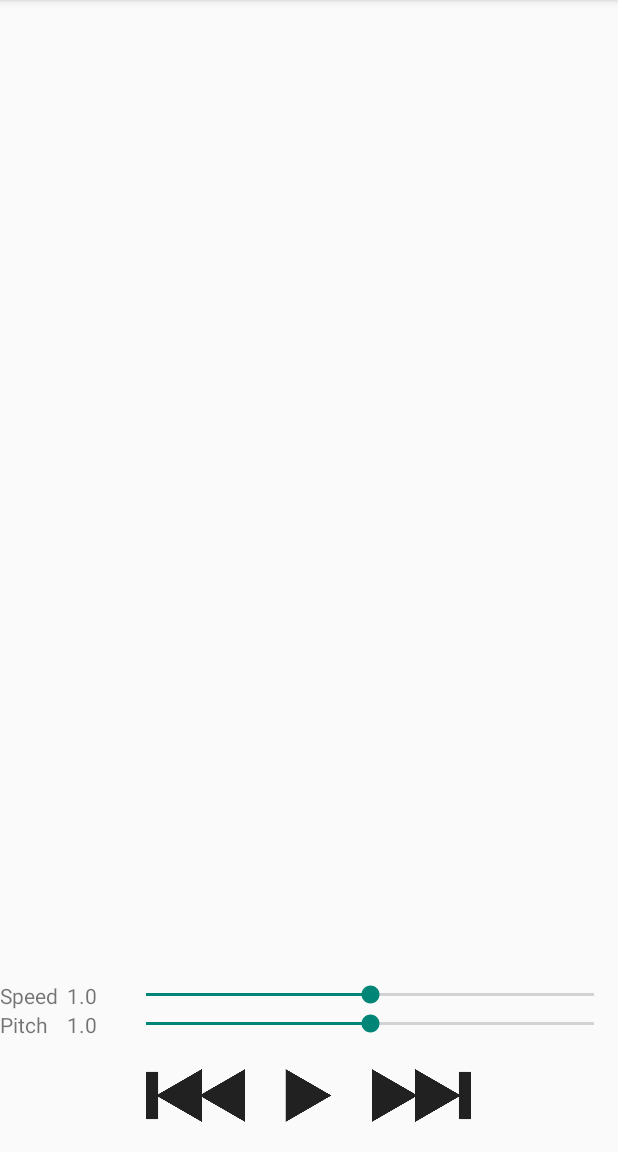
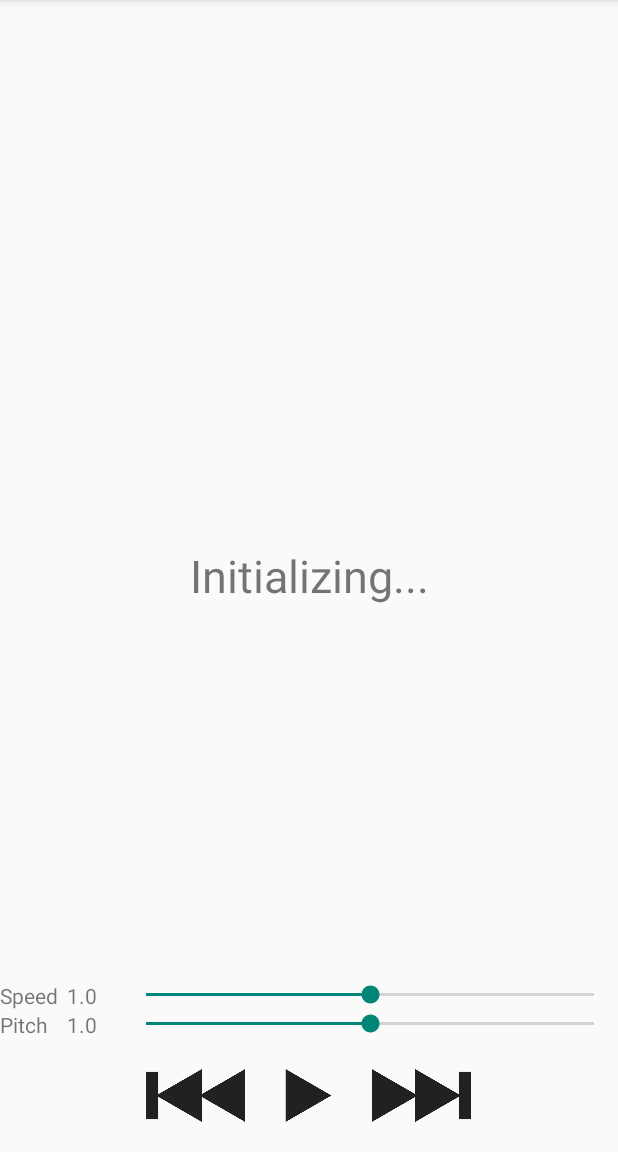
Before and after one commit to 5730289021-NN/AEC-Robot, an Android app: the layout activity_player.xml on its own in the app's theme, with its tools: preview values and no code run, on a phone screen of 412 x 824 dp, the part 84-1236 px from its top. Run offline under Robolectric (Android 15) with nearby library versions, the phone set to English and light mode, and no system bars; network calls fail.

Commit message:
Fix Minor Bugs

```diff
--- a/app/src/main/java/com/oaksmuth/pittayaaec/activities/Splash.java
+++ b/app/src/main/java/com/oaksmuth/pittayaaec/activities/Splash.java
@@ -19,9 +19,10 @@ import java.util.Locale;
  * 1st Page of the Application
  */
 public class Splash extends AppCompatActivity{
-    private static final String DB_NAME  = "AEC.db";
+    private static final String DB_NAME  = "AEC2.db";
     private static String DB_PATH = null;
     public static DatabaseHelper helper;
+    public static TextToSpeech tts;
 
     @Override
     protected void onCreate(Bundle savedInstanceState) {
--- a/app/src/main/java/com/oaksmuth/pittayaaec/activities/TopicSelect.java
+++ b/app/src/main/java/com/oaksmuth/pittayaaec/activities/TopicSelect.java
@@ -112,7 +112,7 @@ public class TopicSelect extends AppCompatActivity {
                 ArrayList<Advanced> advanced2 = new ArrayList<>();
                 for(TopicHeader s:topics)//u
                 {
-                    if(s.SubTopic.contains(query))
+                    if(s.SubTopic.toLowerCase().contains(query.toLowerCase()))
                     {
                         th.add(s);
                     }
--- a/app/src/main/res/layout/activity_player.xml
+++ b/app/src/main/res/layout/activity_player.xml
@@ -18,11 +18,20 @@
             android:layout_width="match_parent"
             android:layout_height="wrap_content"
             android:paddingTop="16dp"
-            android:paddingBottom="24dp"
+            android:paddingBottom="48dp"
             android:orientation="vertical"
-            android:id="@+id/textLayout">
+            android:id="@+id/textLayout"
+            >
         </LinearLayout>
     </ScrollView>
+
+    <TextView
+        android:id="@+id/initialTag"
+        android:layout_width="match_parent"
+        android:layout_height="match_parent"
+        android:gravity="center"
+        android:text="Initializing..."
+        android:textSize="30sp"/>
 
     <LinearLayout
         android:layout_width="match_parent"
```
Also changed, not shown: app/src/main/java/com/oaksmuth/pittayaaec/activities/Ask.java (+15 -2 lines), app/src/main/java/com/oaksmuth/pittayaaec/activities/Player.java (+16 -7 lines), app/src/main/res/layout/activity_ask.xml (+9 -1 lines).
